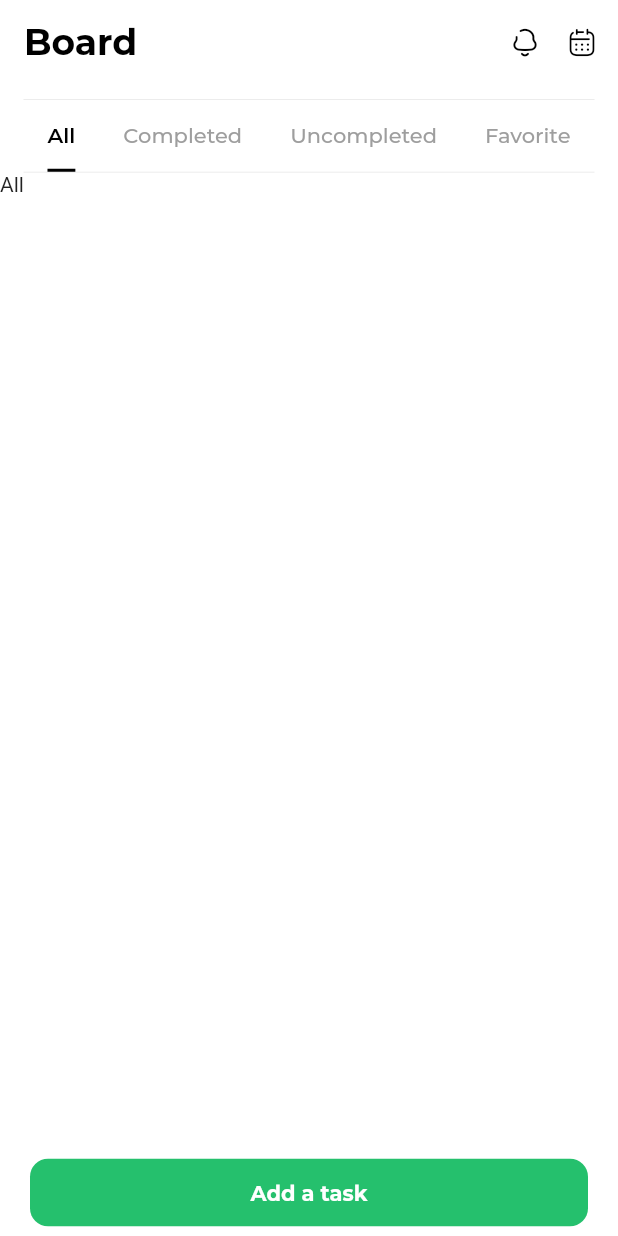
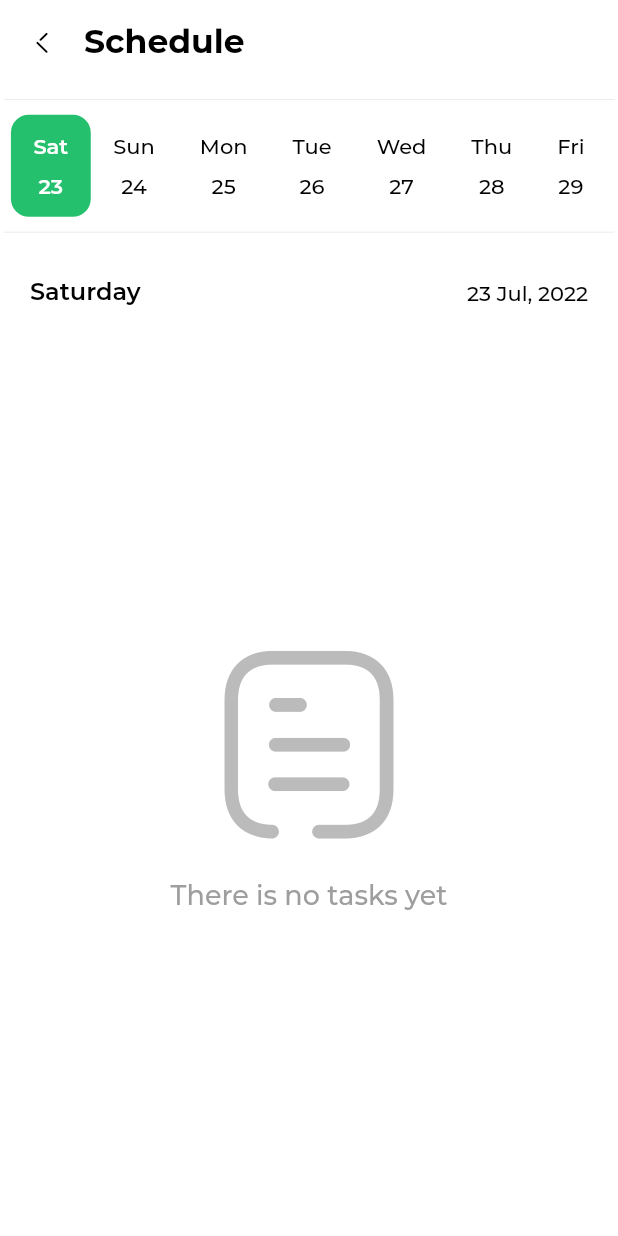
Before and after one commit to khater277/algoriza_todo, a Flutter app: the screen it shows after launch, after a tap on an icon or button, on a phone screen of 412 x 824 dp. Run offline on Flutter 3.47's test engine with Material 2 defaults, Android fonts, the phone set to English and light mode, and no system bars; our stand-ins replace dropdown_textfield, flutter_bloc, sqflite; accounts and stored records are empty.

Commit message:
Add Task

```diff
--- a/lib/cubit/app_cubit.dart
+++ b/lib/cubit/app_cubit.dart
@@ -16,12 +16,11 @@ class AppCubit extends Cubit<AppStates> {
     emit(AppOpenDBLoadingState());
     String databasesPath = await getDatabasesPath();
     String path = join(databasesPath, 'todo.db');
-    // await deleteDatabase(path);
     openDatabase(
         path,
         version: 1,
         onCreate: (Database db, int version) {
-          db.execute('CREATE TABLE Task (id TEXT PRIMARY KEY, title TEXT, date TEXT, startTime TEXT, endTime TEXT, reminder TEXT, repeat TEXT, completed BOOLEAN, favorite BOOLEAN)');
+          db.execute('CREATE TABLE Task (id TEXT PRIMARY KEY, title TEXT, date TEXT, startTime TEXT, endTime TEXT, reminder TEXT, completed BOOLEAN, favorite BOOLEAN, color INTEGER)');
         })
     .then((value){
       database = value;
@@ -42,14 +41,37 @@ class AppCubit extends Cubit<AppStates> {
     });
   }
 
-  List<TaskModel> tasks = [];
+  List<TaskModel> allTasks = [];
+  List<Map<String,dynamic>> tasks = [
+    {
+      'title':'All',
+      'list':<TaskModel>[]
+    },
+    {
+      'title':'Completed',
+      'list':<TaskModel>[]
+    },
+    {
+      'title':'Uncompleted',
+      'list':<TaskModel>[]
+    },
+    {
+      'title':'Favorite',
+      'list':<TaskModel>[]
+    },
+  ];
   void getTasks(){
     SqfLiteHelper.getTasks().then((value){
+      allTasks = [];
       for (var element in value) {
         TaskModel task = TaskModel.fromJson(element);
-        tasks.add(task);
+        allTasks.add(task);
       }
-      print("Get Completed ====> ${tasks.length}");
+      tasks[0]['list'] = allTasks;
+      tasks[1]['list'] = allTasks.where((element) => element.completed==1);
+      tasks[2]['list'] = allTasks.where((element) => element.completed==0);
+      tasks[3]['list'] = allTasks.where((element) => element.favorite==1);
+      print("Get Completed ====> ${allTasks.length}");
       emit(AppGetTasksState());
     }).catchError((error){
       printError("getTasks", error.toString());
@@ -57,4 +79,10 @@ class AppCubit extends Cubit<AppStates> {
     });
   }
 
+  int selectedDayIndex = 0;
+  void changeSelectedDay({required int index}){
+    selectedDayIndex = index;
+    emit(AppChangeSelectedDayIndexState());
+  }
+
 }
--- a/lib/cubit/app_states.dart
+++ b/lib/cubit/app_states.dart
@@ -7,6 +7,10 @@ class AppErrorState extends AppStates{}
 class AppOpenDBLoadingState extends AppStates{}
 class AppOpenDBState extends AppStates{}
 
-class AppAddTaskState extends AppStates{}
+class AppAddTaskLoadingState extends AppStates{}
 
 class AppGetTasksState extends AppStates{}
+
+class AppAddTaskToCompleteState extends AppStates{}
+
+class AppChangeSelectedDayIndexState extends AppStates{}
--- a/lib/models/TaskModel.dart
+++ b/lib/models/TaskModel.dart
@@ -7,9 +7,9 @@ class TaskModel {
       String? startTime,
       String? endTime,
       String? reminder,
-      String? repeat,
       int? completed,
       int? favorite,
+      int? color,
   }){
     _id = id;
     _title = title;
@@ -17,9 +17,9 @@ class TaskModel {
     _startTime = startTime;
     _endTime = endTime;
     _reminder = reminder;
-    _repeat = repeat;
     _completed = completed;
     _favorite = favorite;
+    _color = color;
 }
 
   TaskModel.fromJson(dynamic json) {
@@ -29,9 +29,9 @@ class TaskModel {
     _startTime = json['startTime'];
     _endTime = json['endTime'];
     _reminder = json['reminder'];
-    _repeat = json['repeat'];
     _completed = json['completed'];
     _favorite = json['favorite'];
+    _color = json['color'];
   }
   String? _id;
   String? _title;
@@ -39,9 +39,9 @@ class TaskModel {
   String? _startTime;
   String? _endTime;
   String? _reminder;
-  String? _repeat;
   int? _completed;
   int? _favorite;
+  int? _color;
 
   String? get id => _id;
   String? get title => _title;
@@ -49,9 +49,9 @@ class TaskModel {
   String? get startTime => _startTime;
   String? get endTime => _endTime;
   String? get reminder => _reminder;
-  String? get repeat => _repeat;
   int? get completed => _completed;
   int? get favorite => _favorite;
+  int? get color => _color;
 
   Map<String, dynamic> toJson() {
     final map = <String, dynamic>{};
@@ -61,9 +61,9 @@ class TaskModel {
     map['startTime'] = _startTime;
     map['endTime'] = _endTime;
     map['reminder'] = _reminder;
-    map['repeat'] = _repeat;
     map['completed'] = _completed;
     map['favorite'] = _favorite;
+    map['color'] = _color;
     return map;
   }
 
--- a/lib/presentation/screens/board/board_components/appBar_button.dart
+++ b/lib/presentation/screens/board/board_components/appBar_button.dart
@@ -2,13 +2,13 @@ import 'package:flutter/material.dart';
 
 class AppBarButton extends StatelessWidget {
   final IconData icon;
-  final Function onPressed;
+  final VoidCallback onPressed;
   const AppBarButton({Key? key, required this.icon, required this.onPressed}) : super(key: key);
 
   @override
   Widget build(BuildContext context) {
     return GestureDetector(
-      onTap: (){onPressed;},
+      onTap: onPressed,
       child: Padding(
         padding: const EdgeInsets.symmetric(horizontal: 8),
         child: Icon(icon,size: 22,),
--- /dev/null
+++ b/lib/presentation/screens/board/board_components/teb_content.dart
@@ -0,0 +1,38 @@
+import 'package:algoriza_todo/models/TaskModel.dart';
+import 'package:algoriza_todo/presentation/screens/board/board_components/board_task.dart';
+import 'package:algoriza_todo/presentation/styles/color_manager.dart';
+import 'package:algoriza_todo/presentation/styles/icons_broken.dart';
+import 'package:algoriza_todo/shared/widgets/no_items_founded.dart';
+import 'package:flutter/material.dart';
+
+class TabContent extends StatelessWidget {
+  final List<TaskModel> tasks;
+  const TabContent({Key? key, required this.tasks}) : super(key: key);
+
+  @override
+  Widget build(BuildContext context) {
+
+    return Padding(
+      padding: const EdgeInsets.symmetric(vertical: 20).add(const EdgeInsets.only(left: 20)),
+      child: tasks.isNotEmpty?
+      ListView.separated(
+        physics: const BouncingScrollPhysics(),
+          itemBuilder: (context,index){
+            return BoardTask(task: tasks[index],index: index,);
+          },
+          separatorBuilder: (context,index){
+            return const SizedBox(height: 5,);
+          },
+          itemCount: tasks.length)
+          :
+      NoItemsFounded(
+          text: "There is no tasks yet",
+          widget: Icon(
+            IconBroken.Document,
+            color: ColorManager.grey.withOpacity(0.7),
+            size: 150,
+          ))
+      ,
+    );
+  }
+}
--- a/lib/presentation/screens/board/board_screen.dart
+++ b/lib/presentation/screens/board/board_screen.dart
@@ -1,9 +1,12 @@
 import 'package:algoriza_todo/cubit/app_cubit.dart';
 import 'package:algoriza_todo/cubit/app_states.dart';
+import 'package:algoriza_todo/models/TaskModel.dart';
 import 'package:algoriza_todo/presentation/screens/add_task/add_task_screen.dart';
 import 'package:algoriza_todo/presentation/screens/board/board_components/appBar_button.dart';
 import 'package:algoriza_todo/presentation/screens/board/board_components/appBar_title.dart';
 import 'package:algoriza_todo/presentation/screens/board/board_components/tasks_tabBar.dart';
+import 'package:algoriza_todo/presentation/screens/board/board_components/teb_content.dart';
+import 'package:algoriza_todo/presentation/screens/schedule/schedule_screen.dart';
 import 'package:algoriza_todo/presentation/styles/color_manager.dart';
 import 'package:algoriza_todo/presentation/styles/font/font_styles.dart';
 import 'package:algoriza_todo/presentation/styles/icons_broken.dart';
@@ -29,8 +32,11 @@ class _BoardScreenState extends State<BoardScreen> {
     "Favorite"
   ];
 
+
+
   @override
   Widget build(BuildContext context) {
+
     return BlocConsumer<AppCubit,AppStates>(
       listener: (context,state){},
       builder: (context,state){
@@ -42,7 +48,12 @@ class _BoardScreenState extends State<BoardScreen> {
               AppBarButton(icon: IconBroken.Notification, onPressed: () {}),
               Padding(
                 padding: const EdgeInsets.only(right: 5.0),
-                child: AppBarButton(icon: IconBroken.Calendar, onPressed: () {}),
+                child: AppBarButton(
+                    icon: IconBroken.Calendar,
+                    onPressed: () {
+                      navigateTo(context: context, screen: const ScheduleScreen());
+                    })
+                ,
               ),
             ],
           ),
@@ -51,17 +62,20 @@ class _BoardScreenState extends State<BoardScreen> {
             children: [
               Expanded(
                 child: DefaultTabController(
-                    length: 4, // length of tabs
+                    length: 4,
                     initialIndex: 0,
                     child: Column(children: [
                       const SizedBox(height: 10,),
-                      TasksTabBar(titles: _titles,),
+                      TasksTabBar(
+                        titles:
+                        cubit.tasks.map((element) => element["title"].toString()).toList(),
+                      ),
                       Expanded(
                         child: state is! AppOpenDBLoadingState?
                         TabBarView(
-                          // controller: TabController(length: length, vsync: vsync),
-                            children: _titles.map((title){
-                              return Text(title);
+                            children: cubit.tasks.map((element){
+                              List<TaskModel> tasks = element['list'].toList();
+                              return TabContent(tasks: tasks);
                             }).toList()
                         )
                             :
--- /dev/null
+++ b/lib/presentation/screens/schedule/components/weekly_calender.dart
@@ -0,0 +1,87 @@
+import 'package:algoriza_todo/cubit/app_cubit.dart';
+import 'package:algoriza_todo/presentation/styles/color_manager.dart';
+import 'package:algoriza_todo/presentation/styles/font/font_styles.dart';
+import 'package:flutter/material.dart';
+
+class WeeklyCalender extends StatelessWidget {
+  final List<String> days;
+  const WeeklyCalender({Key? key, required this.days}) : super(key: key);
+
+  @override
+  Widget build(BuildContext context) {
+    return Container(
+      padding: const EdgeInsets.symmetric(vertical: 10),
+      decoration: const BoxDecoration(
+        border: Border(
+          top: BorderSide(
+              color: ColorManager.mediumGrey,
+              width: 0.5),
+          bottom: BorderSide(
+              color: ColorManager.mediumGrey,
+              width: 0.5),
+        )
+      ),
+      child: Padding(
+        padding: const EdgeInsets.symmetric(horizontal: 5),
+        child: SingleChildScrollView(
+          scrollDirection: Axis.horizontal,
+          physics: const BouncingScrollPhysics(),
+          child: Row(
+            mainAxisAlignment: MainAxisAlignment.spaceAround,
+            children: days.map((day){
+              int index = days.indexOf(day);
+              return DayInCalender(day: day,index: index,);
+            }).toList(),
+          ),
+        ),
+      ),
+    );
+  }
+}
+
+class DayInCalender extends StatelessWidget {
+  final String day;
+  final int index;
+  const DayInCalender({Key? key, required this.day, required this.index}) : super(key: key);
+
+  @override
+  Widget build(BuildContext context) {
+
+    AppCubit cubit = AppCubit.get(context);
+
+    return GestureDetector(
+      onTap: (){
+        cubit.changeSelectedDay(index: index);
+      },
+        child: Container(
+            padding: const EdgeInsets.symmetric(vertical: 12,horizontal: 15),
+            decoration: BoxDecoration(
+              color: cubit.selectedDayIndex==index?ColorManager.green:null,
+              borderRadius: BorderRadius.circular(12)
+            ),
+            child: Column(
+              mainAxisAlignment: MainAxisAlignment.center,
+              children: [
+                Text(
+                    day.substring(0,3),
+                  style: cubit.selectedDayIndex==index?
+                  getSemiBoldStyle(fontColor: ColorManager.white)
+                  :
+                  getMediumStyle(
+                      fontColor: ColorManager.black),
+                ),
+                const SizedBox(height: 10,),
+                Text(
+                    "${DateTime.now().add(Duration(days: index)).day}",
+                  style: cubit.selectedDayIndex==index?
+                  getSemiBoldStyle(fontColor: ColorManager.white)
+                      :
+                  getMediumStyle(
+                      fontColor: ColorManager.black),
+                ),
+              ],
+            )
+        )
+    );
+  }
+}
--- /dev/null
+++ b/lib/presentation/screens/schedule/schedule_screen.dart
@@ -0,0 +1,112 @@
+import 'dart:math';
+
+import 'package:algoriza_todo/cubit/app_cubit.dart';
+import 'package:algoriza_todo/cubit/app_states.dart';
+import 'package:algoriza_todo/models/TaskModel.dart';
+import 'package:algoriza_todo/presentation/screens/board/board_components/appBar_title.dart';
+import 'package:algoriza_todo/presentation/screens/schedule/components/task_view.dart';
+import 'package:algoriza_todo/presentation/screens/schedule/components/weekly_calender.dart';
+import 'package:algoriza_todo/presentation/styles/color_manager.dart';
+import 'package:algoriza_todo/presentation/styles/font/font_manager.dart';
+import 'package:algoriza_todo/presentation/styles/font/font_styles.dart';
+import 'package:algoriza_todo/presentation/styles/icons_broken.dart';
+import 'package:algoriza_todo/shared/date_time_formatter.dart';
+import 'package:algoriza_todo/shared/widgets/no_items_founded.dart';
+import 'package:flutter/material.dart';
+import 'package:flutter_bloc/flutter_bloc.dart';
+
+class ScheduleScreen extends StatefulWidget {
+  const ScheduleScreen({Key? key}) : super(key: key);
+
+  @override
+  State<ScheduleScreen> createState() => _ScheduleScreenState();
+}
+
+class _ScheduleScreenState extends State<ScheduleScreen> {
+  @override
+  Widget build(BuildContext context) {
+    List<String> days = [];
+    for (int i = 0; i < 7; i++) {
+      int day = DateTime.now().add(Duration(days: i)).weekday;
+      days.add(DateTimeFormatter.days[day]!);
+      // days.add(DateTimeFormatter.days[day]!);
+    }
+
+    return BlocConsumer<AppCubit, AppStates>(
+      listener: (context, state) {},
+      builder: (context, state) {
+        AppCubit cubit = AppCubit.get(context);
+        List<TaskModel> allTasks = cubit.tasks[0]['list'];
+        String selectedDayDate = DateTimeFormatter.taskDate(DateTime.now().add(Duration(days: cubit.selectedDayIndex)));
+        List<TaskModel> viewedTasks = allTasks.where((element) =>
+        element.date == selectedDayDate).toList();
+        return Scaffold(
+          appBar: AppBar(
+            titleSpacing: 0,
+            leading: IconButton(
+                onPressed: () {
+                  Navigator.pop(context);
+                },
+                icon: const Icon(
+                  IconBroken.Arrow___Left_2,
+                  color: ColorManager.black,
+                  size: 20,
+                )),
+            title: const AppBarTitle(
+              title: "Schedule",
+              size: FontSize.s22,
+            ),
+          ),
+          body: Column(
+            children: [
+              const SizedBox(height: 10,),
+              WeeklyCalender(days: days),
+              const SizedBox(height: 10,),
+              Expanded(
+                child: Padding(
+                  padding: const EdgeInsets.all(20),
+                  child: Column(
+                    children: [
+                      Row(
+                        mainAxisAlignment: MainAxisAlignment.spaceBetween,
+                        children: [
+                          Text(
+                            days[cubit.selectedDayIndex],
+                            style: getSemiBoldStyle(fontColor: ColorManager.black,fontSize: FontSize.s16),
+                          ),
+                          Text(DateTimeFormatter.completeDate(DateTime.now()
+                              .add(Duration(days: cubit.selectedDayIndex))),
+                            style: getMediumStyle(fontColor: ColorManager.black,fontSize: FontSize.s14),
+                          ),
+                        ],
+                      ),
+                      const SizedBox(height: 20,),
+                      Expanded(
+                        child: viewedTasks.isNotEmpty?
+                        ListView.separated(
+                            physics: const BouncingScrollPhysics(),
+                            itemBuilder: (context,index){
+                              return TaskView(task: viewedTasks[index]);
+                            },
+                            separatorBuilder: (context,index)=>const SizedBox(height: 10,),
+                            itemCount: viewedTasks.length)
+                        :
+                        NoItemsFounded(
+                            text: "There is no tasks yet",
+                            widget: Icon(
+                              IconBroken.Document,
+                              color: ColorManager.grey.withOpacity(0.7),
+                              size: 150,
+                            )),
+                      )
+                    ],
+                  ),
+                ),
+              )
+            ],
+          ),
+        );
+      },
+    );
+  }
+}
--- a/lib/services/local_db/sqflite_helper.dart
+++ b/lib/services/local_db/sqflite_helper.dart
@@ -9,8 +9,8 @@ class SqfLiteHelper{
   static Future<void> insertTask({required TaskModel task}) async{
     return await database!.transaction((txn) async {
       txn.rawInsert(
-          'INSERT INTO Task(id, title, date, startTime, endTime, reminder, repeat, completed, favorite)'
-              ' VALUES("${task.id}", "${task.title}", "${task.date}", "${task.startTime}", "${task.endTime}", "${task.reminder}", "${task.repeat}", ${task.completed}, ${task.favorite})'
+          'INSERT INTO Task(id, title, date, startTime, endTime, reminder, completed, favorite, color)'
+              ' VALUES("${task.id}", "${task.title}", "${task.date}", "${task.startTime}", "${task.endTime}", "${task.reminder}", ${task.completed}, ${task.favorite}, ${task.color})'
       );
     });
   }
--- a/lib/shared/date_time_formatter.dart
+++ b/lib/shared/date_time_formatter.dart
@@ -2,13 +2,24 @@ import 'package:flutter/material.dart';
 
 class DateTimeFormatter{
 
-  static const Map<String,String> _period={
-    '00':'12', '01':'1', '02':'2', '03':'3',
-    '04':'4','05':'5', '06':'6','07':'7',
-    '08':'8','09':'9', '10':'10','11':'11',
-    '12':'12', '13':'1', '14':'2', '15':'3',
-    '16':'4','17':'5', '18':'6','19':'7',
-    '20':'8','21':'9', '22':'10','23':'11',
+  static const Map<int,String> days={
+    1:"Monday",
+    2:"Tuesday",
+    3:"Wednesday",
+    4:"Thursday",
+    5:"Friday",
+    6:"Saturday",
+    7:"Sunday",
+  };
+
+
+  static const Map<int,String> cal={
+    1 : 'Jan', 2 : 'Feb',
+    3 : 'Mar', 4 : 'Apr',
+    5 : 'May', 6 : 'Jun',
+    7 : 'Jul', 8 : 'Aug',
+    9 : 'Sep', 10 : 'Oct',
+    11 : 'Nov', 12 : 'Dec',
   };
 
   static String taskDate(DateTime dateTime){
@@ -23,14 +34,26 @@ class DateTimeFormatter{
     int min= time.minute;
     int hour= time.hour;
 
+    String stringMin = min<10?"0$min":min.toString();
+
     String x="";
     if(hour<12){
       x = "AM";
     }else{
+      if(hour!=12) {
+        hour-=12;
+      }
       x = "PM";
     }
-    return "$hour:$min $x";
+    return "${hour==0?"12":hour}:$stringMin $x";
   }
 
+  static String completeDate(DateTime date){
+    int day = date.day;
+    int month = date.month;
+    int year = date.year;
+
+    return "$day ${cal[month]}, $year";
+  }
 
 }
--- /dev/null
+++ b/lib/shared/widgets/no_items_founded.dart
@@ -0,0 +1,25 @@
+import 'package:algoriza_todo/presentation/styles/color_manager.dart';
+import 'package:algoriza_todo/presentation/styles/font/font_manager.dart';
+import 'package:algoriza_todo/presentation/styles/font/font_styles.dart';
+import 'package:flutter/material.dart';
+
+class NoItemsFounded extends StatelessWidget {
+  final String text;
+  final Widget widget;
+  const NoItemsFounded({Key? key, required this.text, required this.widget,}) : super(key: key);
+
+  @override
+  Widget build(BuildContext context) {
+    return Center(
+      child: Column(
+        mainAxisAlignment: MainAxisAlignment.center,
+        children: [
+          widget,
+          const SizedBox(height: 15,),
+          Text(text,
+            style: getMediumStyle(fontColor: ColorManager.grey,fontSize: FontSize.s18),)
+        ],
+      ),
+    );
+  }
+}
```
Also changed, not shown: lib/presentation/screens/add_task/add_task_screen.dart (+35 -23 lines), lib/presentation/screens/board/board_components/board_task.dart (added, +56 -0 lines), lib/presentation/screens/board/board_components/pop_up_menu.dart (added, +77 -0 lines), lib/presentation/screens/schedule/components/task_view.dart (added, +42 -0 lines).
